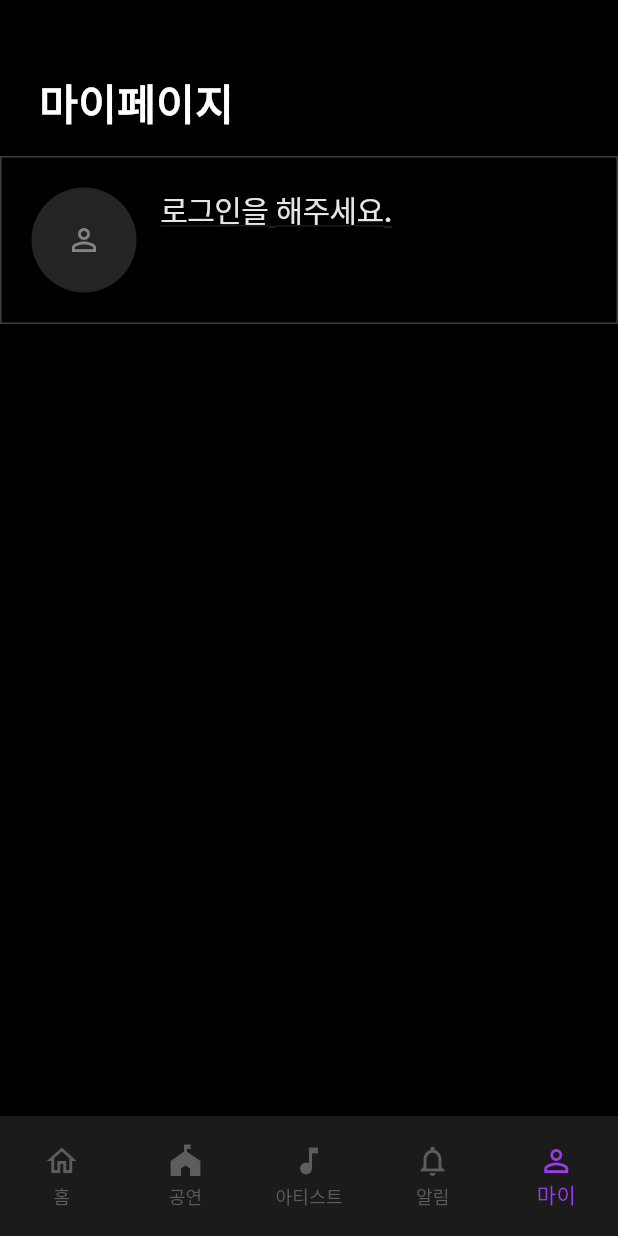
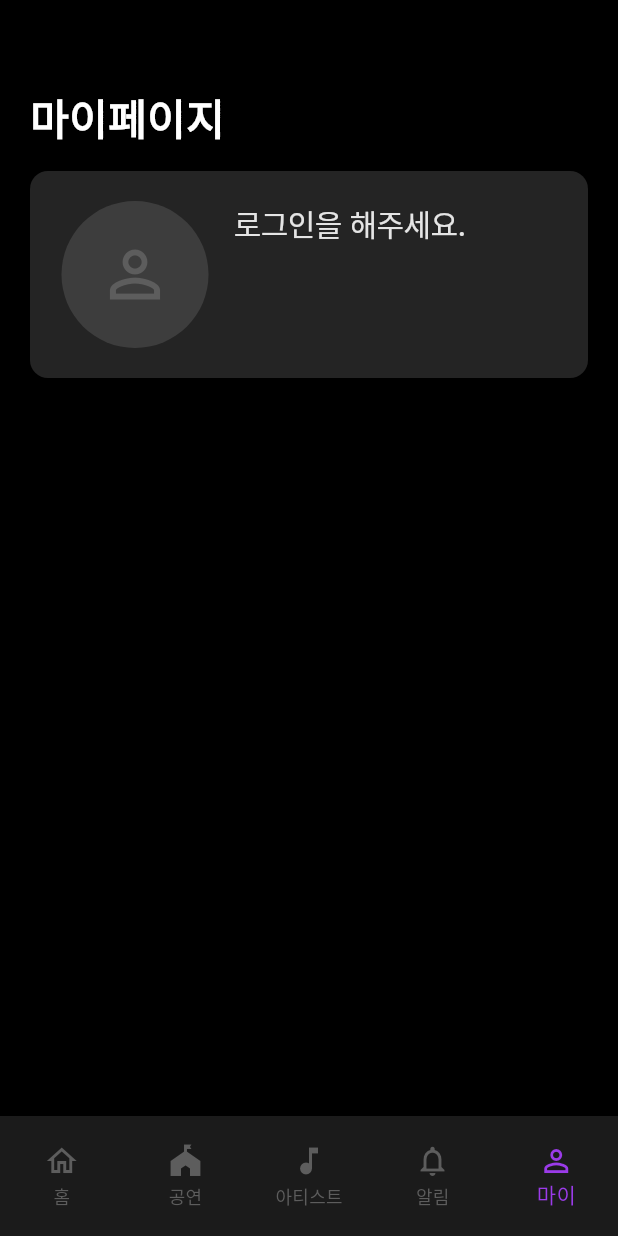
Before and after one commit to HandongSF/camticket-fe, a Flutter app: the screen it shows after launch, item 5 of the bottom bar chosen, on a phone screen of 412 x 824 dp. Run offline on Flutter 3.47's test engine with Material 3 defaults, Android fonts, the phone set to English and light mode, and no system bars; our stand-ins replace shared_preferences; Roboto replaces fonts that are missing (Inter).

Commit message:
fixed my_page.dart

```diff
--- a/lib/src/pages/my_page.dart
+++ b/lib/src/pages/my_page.dart
@@ -24,20 +24,19 @@
   Widget build(BuildContext context) {
     return Scaffold(
       backgroundColor: Colors.black,
-      body: Column(
+      body: Padding(
+        padding: const EdgeInsets.only(left: 20.0, right: 20.0, top: 32),
+        child: Column(
           crossAxisAlignment: CrossAxisAlignment.start,
           children: [
             const SizedBox(height: 26),
-          Padding(
-            padding: const EdgeInsets.only(left: 26.0, top: 22),
-            child: const Text(
+            const Text(
               '마이페이지',
               style: TextStyle(
                 color: Colors.white,
                 fontSize: 28,
                 fontFamily: 'Inter',
                 fontWeight: FontWeight.w600,
-              ),
               ),
             ),
             const SizedBox(height: 16),
@@ -48,34 +47,75 @@
                 padding: const EdgeInsets.only(left: 20.0),
                 child: const Text(
                   '메뉴',
-                style: TextStyle(color: AppColors.gray1, fontSize: 16),
+                  style: TextStyle(color: AppColors.gray4, fontSize: 16),
                 ),
               ),
               const SizedBox(height: 12),
-            Container(
-              padding: const EdgeInsets.symmetric(horizontal: 20, vertical: 20),
-              clipBehavior: Clip.antiAlias,
-              decoration: ShapeDecoration(
-                color: Colors.transparent,
-                shape: RoundedRectangleBorder(
-                  side: BorderSide(
-                    width: 1,
-                    color: AppColors.gray2,
+              if (currentUser.role == UserRole.artist) ...[
+                _buildOptionButton(
+                  '등록된 공연 관리',
+                  () {
+                    // 아티스트 관리 페이지로 이동
+                  },
                 ),
+                const SizedBox(height: 12),
+                _buildOptionButton(
+                  '관람객 예매 확인 및 관리',
+                  () {
+                    // 관람 기록 페이지로 이동
+                  },
                 ),
+              ],
+              if (currentUser.role == UserRole.viewer) ...[
+                _buildOptionButton(
+                  '예매 확인 / 취소',
+                  () {
+                    // 관람 기록 페이지로 이동
+                  },
                 ),
-              child: Center(
-                child: Row(
-                  crossAxisAlignment: CrossAxisAlignment.start,
-                  children: [
+              ],
+              const SizedBox(height: 12),
               _buildLogoutButton(),
+              const SizedBox(height: 8),
+            ],
           ],
         ),
       ),
+    );
+  }
+
+  Widget _buildOptionButton(String text, VoidCallback onTap) {
+    return GestureDetector(
+      onTap: () {
+        onTap();
+      },
+      child: Container(
+        width: 372,
+        height: 52,
+        clipBehavior: Clip.antiAlias,
+        decoration: ShapeDecoration(
+          color: const Color(0xFF232323),
+          shape: RoundedRectangleBorder(borderRadius: BorderRadius.circular(4)),
         ),
-            const SizedBox(height: 8),
+        child: Row(
+          mainAxisAlignment: MainAxisAlignment.start,
+          crossAxisAlignment: CrossAxisAlignment.center,
+          children: [
+            SizedBox(width: 20),
+            Text(
+              text,
+              style: TextStyle(
+                color: AppColors.gray5,
+                fontSize: 16,
+                fontFamily: 'Inter',
+                fontWeight: FontWeight.w500,
+                height: 1,
+                letterSpacing: -0.32,
+              ),
+              textAlign: TextAlign.left,
+            ),
           ],
-        ],
+        ),
       ),
     );
   }
@@ -88,14 +128,31 @@
         });
       },
       child: Container(
-        child: const Text(
+        width: 372,
+        height: 52,
+        clipBehavior: Clip.antiAlias,
+        decoration: ShapeDecoration(
+          color: const Color(0xFF232323),
+          shape: RoundedRectangleBorder(borderRadius: BorderRadius.circular(4)),
+        ),
+        child: Row(
+          mainAxisAlignment: MainAxisAlignment.start,
+          crossAxisAlignment: CrossAxisAlignment.center,
+          children: [
+            SizedBox(width: 20),
+            const Text(
               '로그아웃',
               style: TextStyle(
-            color: Colors.white,
-            fontSize: 20,
-            fontWeight: FontWeight.bold,
+                color: const Color(0xFFCE3939),
+                fontSize: 16,
                 fontFamily: 'Inter',
+                fontWeight: FontWeight.w500,
+                height: 1,
+                letterSpacing: -0.32,
               ),
+              textAlign: TextAlign.left,
+            ),
+          ],
         ),
       ),
     );
@@ -117,15 +174,14 @@
           }
         },
         child: Container(
+          width: 372,
+          height: 138,
           padding: const EdgeInsets.symmetric(horizontal: 20, vertical: 20),
           clipBehavior: Clip.antiAlias,
           decoration: ShapeDecoration(
-            color: Colors.transparent,
+            color: AppColors.gray1,
             shape: RoundedRectangleBorder(
-              side: BorderSide(
-                width: 1,
-                color: AppColors.gray2,
-              ),
+              borderRadius: BorderRadius.circular(12),
             ),
           ),
           child: Center(
@@ -133,19 +189,22 @@
               crossAxisAlignment: CrossAxisAlignment.start,
               children: [
                 const CircleAvatar(
-                  backgroundColor: AppColors.gray1,
-                  radius: 35,
-                  child: Icon(Icons.person_outline, color: AppColors.gray4),
+                  backgroundColor: AppColors.gray2,
+                  radius: 50,
+                  child: Icon(
+                    Icons.person_outline,
+                    color: AppColors.gray3,
+                    size: 50,
+                  ),
                 ),
                 const SizedBox(width: 16),
                 const Text(
                   '로그인을 해주세요.',
                   style: TextStyle(
-                    color: AppColors.gray5,
+                    color: const Color(0xFFE5E5E5),
                     fontSize: 20,
-                    decoration: TextDecoration.underline,
                     fontFamily: 'Inter',
-                    fontWeight: FontWeight.w500,
+                    fontWeight: FontWeight.w400,
                     letterSpacing: -0.40,
                   ),
                 ),
@@ -156,18 +215,20 @@
       );
     }
 
-    final badgeText = currentUser.role == UserRole.viewer ? '관람객' : '아티스트';
+    final badgeText = currentUser.role == UserRole.viewer
+        ? 'assets/images/viewer.png'
+        : 'assets/images/artist.png';
+    final userText = currentUser.role == UserRole.viewer ? '유저 ' : '네오 ';
 
     return Container(
+      width: 372,
+      height: 138,
       padding: const EdgeInsets.symmetric(horizontal: 20, vertical: 20),
       clipBehavior: Clip.antiAlias,
       decoration: ShapeDecoration(
-        color: Colors.transparent,
+        color: AppColors.gray1,
         shape: RoundedRectangleBorder(
-          side: BorderSide(
-            width: 1,
-            color: AppColors.gray2,
-          ),
+          borderRadius: BorderRadius.circular(12),
         ),
       ),
       child: Center(
@@ -180,16 +241,63 @@
               backgroundImage: AssetImage('assets/images/zzanggu.png'),
             ),
             const SizedBox(width: 16),
-            const Text(
-              '유저 님',
+            Column(
+              crossAxisAlignment: CrossAxisAlignment.start,
+              children: [
+                Image.asset(
+                  badgeText,
+                  width: 44,
+                  height: 18,
+                ),
+                SizedBox(height: 2),
+                Row(
+                  children: [
+                    Text(
+                      userText,
                       style: TextStyle(
                         color: AppColors.gray5,
                         fontSize: 20,
                         decoration: TextDecoration.underline,
                         fontFamily: 'Inter',
-                fontWeight: FontWeight.w500,
+                        fontWeight: FontWeight.w600,
                         letterSpacing: -0.40,
                       ),
+                    ),
+                    Text(
+                      '님',
+                      style: TextStyle(
+                        color: AppColors.gray5,
+                        fontSize: 20,
+                        decoration: TextDecoration.underline,
+                        fontFamily: 'Inter',
+                        fontWeight: FontWeight.w400,
+                        letterSpacing: -0.40,
+                      ),
+                    ),
+                  ],
+                ),
+                SizedBox(height: 20),
+                Row(
+                  children: [
+                    Text(
+                      '프로필 변경하기',
+                      style: TextStyle(
+                        color: const Color(0xFF818181),
+                        fontSize: 14,
+                        fontFamily: 'Inter',
+                        fontWeight: FontWeight.w400,
+                        letterSpacing: -0.28,
+                      ),
+                    ),
+                    SizedBox(width: 1),
+                    Icon(
+                      Icons.edit,
+                      color: const Color(0xFF818181),
+                      size: 14,
+                    )
+                  ],
+                )
+              ],
             ),
           ],
         ),
--- a/pubspec.yaml
+++ b/pubspec.yaml
@@ -72,6 +72,7 @@
      - assets/images/zzanggu.png
      - assets/images/mic.png
      - assets/images/artist.png
+     - assets/images/viewer.png
 
 
 
```
Also changed, not shown: assets/images/viewer.png (added). Lines whose indentation alone changed are shown as unchanged.
